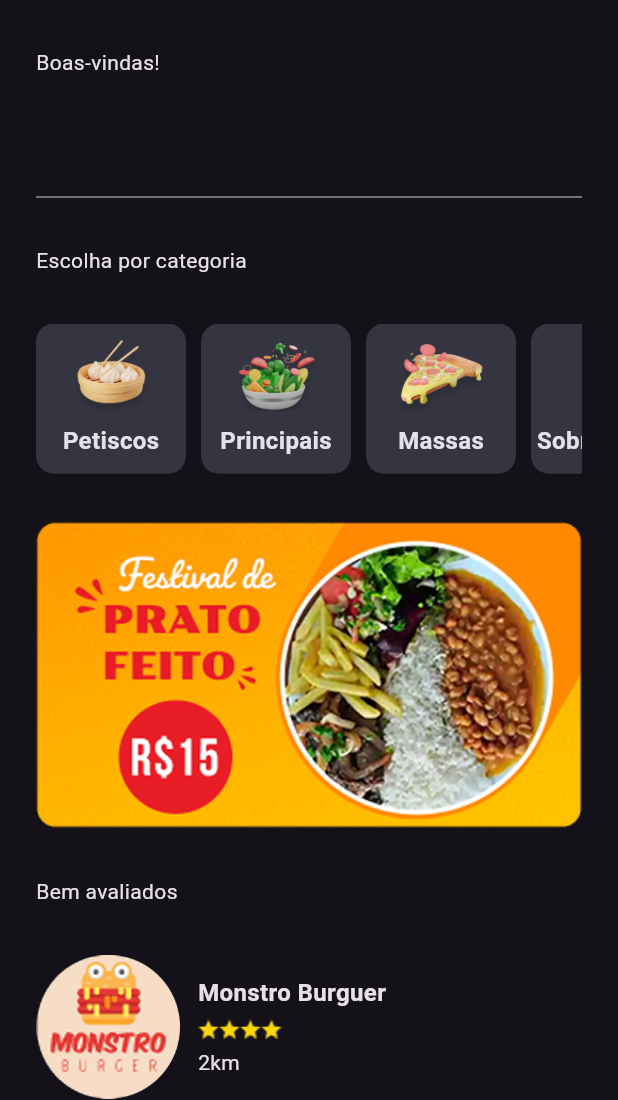
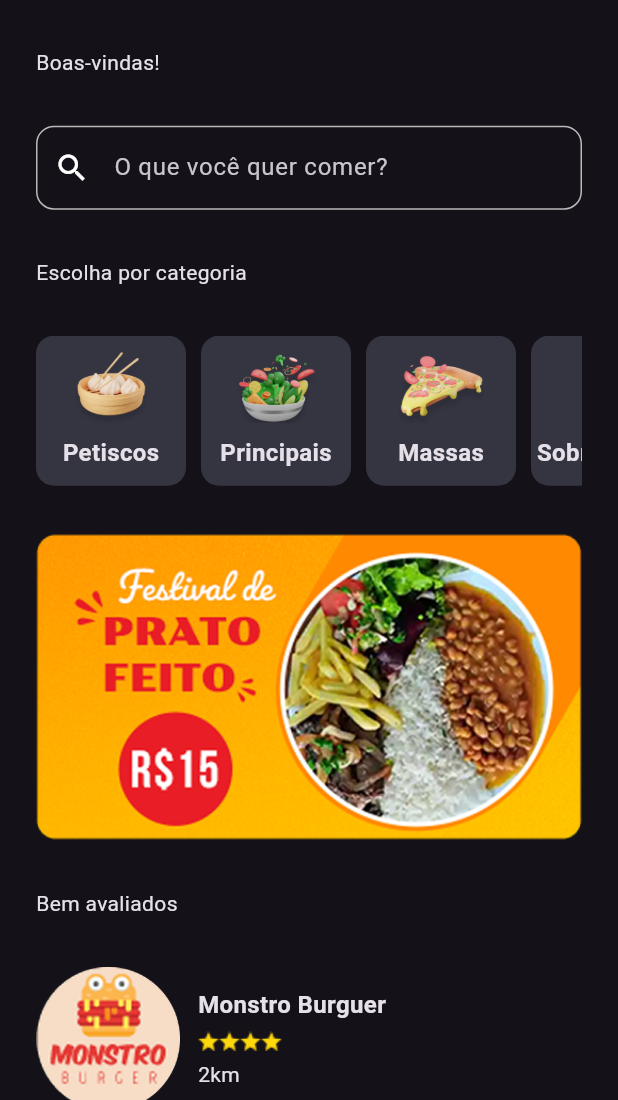
Before and after one commit to Sophia09-pixel/Imersao-Flutter, a Flutter app: the HomeScreen screen opened directly, on a phone screen of 412 x 824 dp, the part 136-1236 px from its top. Run offline on Flutter 3.47's test engine with Material 3 defaults, Android fonts, the light colour scheme and no system bars; drawn by our look-alikes of badges.

Commit message:
feat: estilizando a barra de pesquisa

```diff
--- a/lib/ui/home/home_screen.dart
+++ b/lib/ui/home/home_screen.dart
@@ -25,7 +25,21 @@ class HomeScreen extends StatelessWidget {
             children: [
               Center(child: Image.asset('assets/logo.png', width: 147)),
               Text('Boas-vindas!'),
-              TextFormField(),
+              TextField(
+                style: TextStyle(color: Colors.white),
+                decoration: InputDecoration(
+                  labelText: 'O que você quer comer?',
+                  prefixIcon: Icon(Icons.search, color: Colors.white),
+                  enabledBorder: OutlineInputBorder(
+                    borderRadius: BorderRadius.circular(12),
+                    borderSide: BorderSide(color: Colors.white70),
+                  ),
+                  focusedBorder: OutlineInputBorder(
+                    borderRadius: BorderRadius.circular(12),
+                    borderSide: BorderSide(color: Colors.white),
+                  ),
+                ),
+              ),
               Text('Escolha por categoria'),
               SingleChildScrollView(
                 scrollDirection: Axis.horizontal,
@@ -45,8 +59,9 @@ class HomeScreen extends StatelessWidget {
               Text('Bem avaliados'),
               Column(
                 spacing: 16.0,
-                children: List.generate(restaurantData.listaRestaurant.length,
-                (index) {
+                children: List.generate(restaurantData.listaRestaurant.length, (
+                  index,
+                ) {
                   Restaurant restaurant = restaurantData.listaRestaurant[index];
                   return RestaurantWidget(restaurant: restaurant);
                 }),
```
